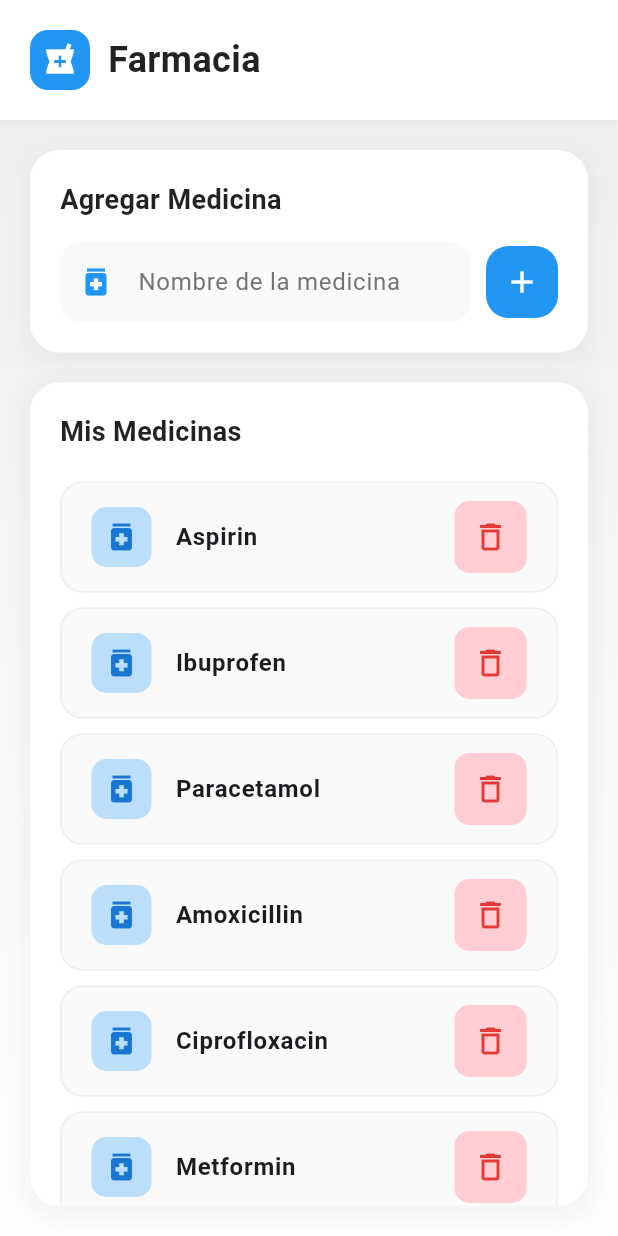
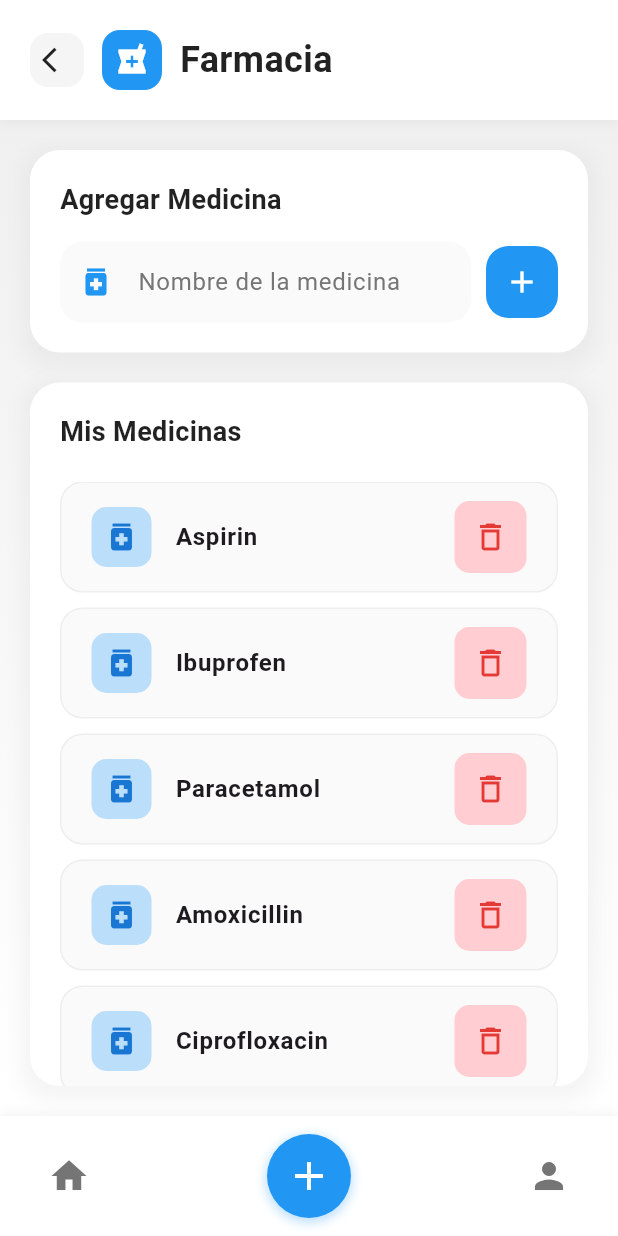
Before and after one commit to Diomastrio/medigo, a Flutter app: the FarmaciaScreen screen opened directly, on a phone screen of 412 x 824 dp. Run offline on Flutter 3.47's test engine with Material 3 defaults, Android fonts, the phone set to English and light mode, and no system bars; our stand-ins replace shared_preferences, sqflite; accounts and stored records are empty.

Commit message:
Refactor navigation and UI elements in Farmacia and Recordatorio screens for improved user experience

```diff
--- a/lib/screens/farmacia_screen.dart
+++ b/lib/screens/farmacia_screen.dart
@@ -1,6 +1,7 @@
 import 'package:flutter/material.dart';
 import '../../data/database_helper.dart';
 import '../../data/models/medicine.dart';
+import '../widgets/custom_bottom_nav_bar.dart';
 
 void main() {
   runApp(const MyApp());
@@ -82,6 +83,22 @@ class _FarmaciaScreenState extends State<FarmaciaScreen> {
                 ),
                 child: Row(
                   children: [
+                    GestureDetector(
+                      onTap: () => Navigator.pop(context),
+                      child: Container(
+                        padding: const EdgeInsets.all(8),
+                        decoration: BoxDecoration(
+                          color: Colors.grey.shade100,
+                          borderRadius: BorderRadius.circular(12),
+                        ),
+                        child: const Icon(
+                          Icons.arrow_back_ios,
+                          color: Colors.black87,
+                          size: 20,
+                        ),
+                      ),
+                    ),
+                    const SizedBox(width: 12),
                     Container(
                       padding: const EdgeInsets.all(8),
                       decoration: BoxDecoration(
@@ -355,6 +372,7 @@ class _FarmaciaScreenState extends State<FarmaciaScreen> {
           ),
         ),
       ),
+      bottomNavigationBar: const CustomBottomNavBar(currentIndex: 1),
     );
   }
 }
--- a/lib/widgets/dosis_section_widget.dart
+++ b/lib/widgets/dosis_section_widget.dart
@@ -48,7 +48,7 @@ class DosisSectionWidget extends StatelessWidget {
                   keyboardType: TextInputType.number,
                   decoration: InputDecoration(
                     border: InputBorder.none,
-                    contentPadding: EdgeInsets.symmetric(vertical: 12),
+                    contentPadding: EdgeInsets.symmetric(vertical: 6),
                   ),
                   style: TextStyle(fontSize: 16, color: Colors.grey[600]),
                   onChanged: (value) {
@@ -63,7 +63,7 @@ class DosisSectionWidget extends StatelessWidget {
             Expanded(
               flex: 2,
               child: Container(
-                padding: EdgeInsets.symmetric(horizontal: 12),
+                padding: EdgeInsets.symmetric(horizontal: 12, vertical: 4),
                 decoration: BoxDecoration(
                   color: Colors.grey[200],
                   borderRadius: BorderRadius.circular(12),
@@ -98,7 +98,7 @@ class DosisSectionWidget extends StatelessWidget {
             Expanded(
               flex: 2,
               child: Container(
-                padding: EdgeInsets.symmetric(horizontal: 12),
+                padding: EdgeInsets.symmetric(horizontal: 12, vertical: 4),
                 decoration: BoxDecoration(
                   color: Colors.grey[200],
                   borderRadius: BorderRadius.circular(12),
```
Also changed, not shown: lib/screens/recordatorio_screen.dart (+17 -5 lines), lib/widgets/duration_section_widget.dart (+2 -5 lines).
